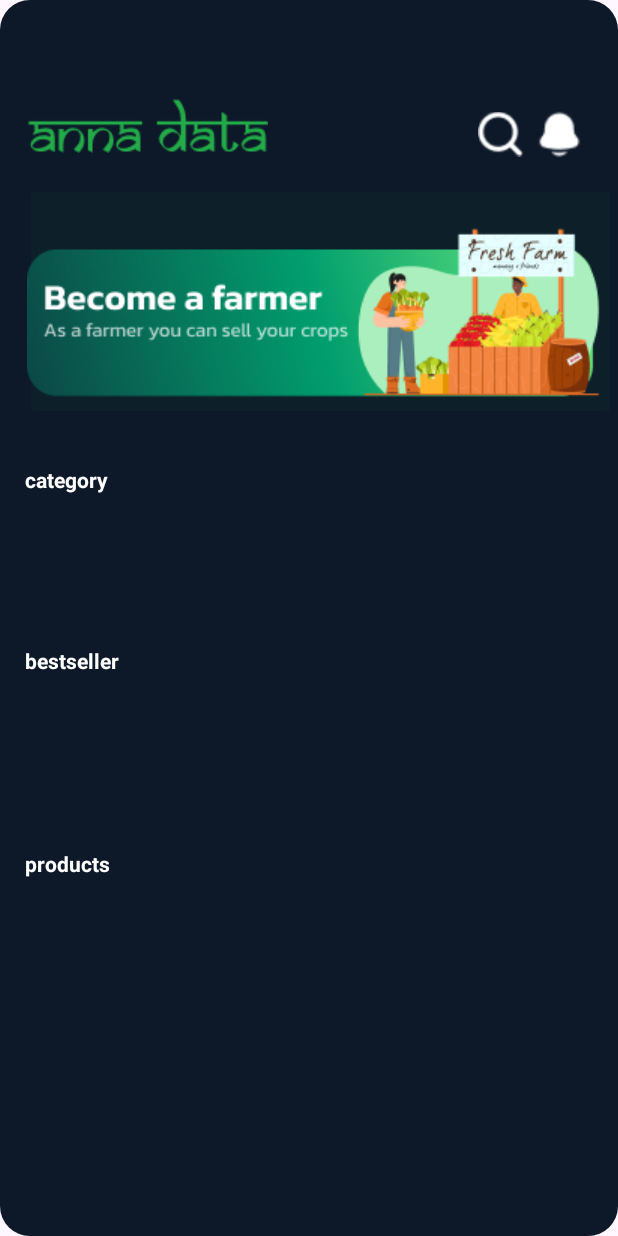
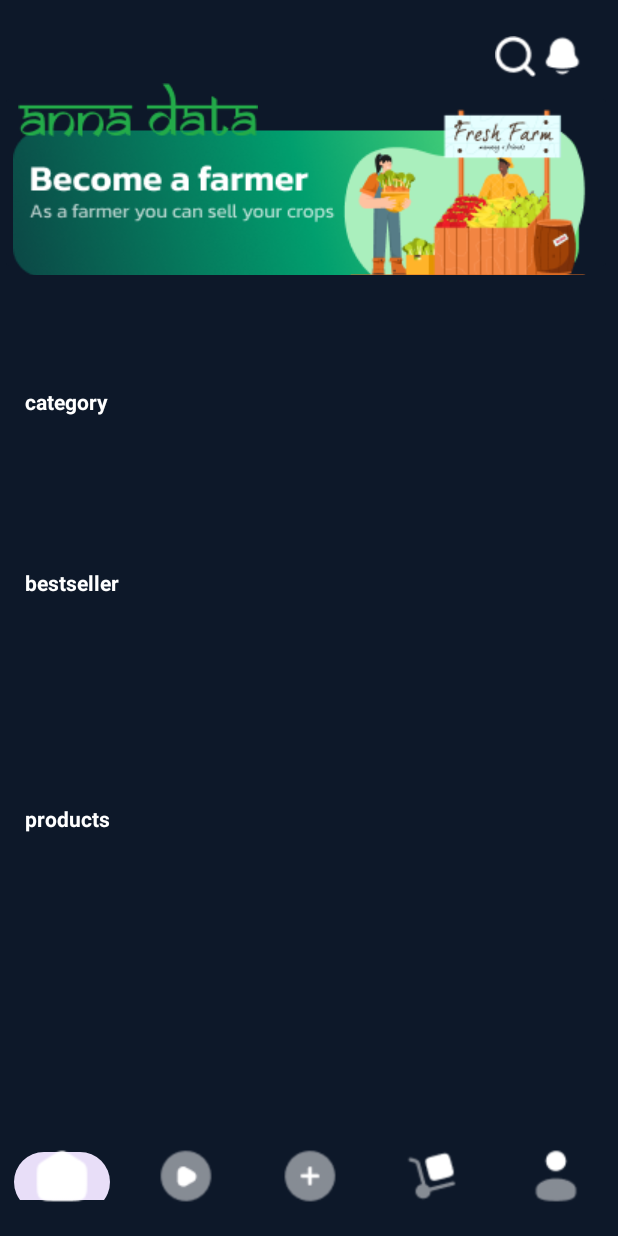
Before and after one commit to satyamsahu1403/farmersapplication, an Android app: the layout dashboard.xml on its own in the app's theme, with its tools: preview values and no code run, on a phone screen of 412 x 824 dp. Run offline under Robolectric (Android 15) with nearby library versions, the phone set to English and light mode, and no system bars.

Commit message:
New update

```diff
--- a/app/src/main/res/layout/dashboard.xml
+++ b/app/src/main/res/layout/dashboard.xml
@@ -4,43 +4,31 @@
     xmlns:tools="http://schemas.android.com/tools"
     android:layout_width="match_parent"
     android:layout_height="match_parent"
-    android:background="@drawable/rounded_dashboard"
+    android:background="#0D1829"
     android:backgroundTint="#0D1829">
 
-    <ImageView
-        android:id="@+id/imageView12"
-        android:layout_width="42dp"
-        android:layout_height="34dp"
-        android:layout_marginStart="351dp"
-        android:layout_marginTop="26dp"
-        android:layout_marginEnd="18dp"
-        android:layout_marginBottom="671dp"
+    <TextView
+        android:id="@+id/productstext"
+        android:layout_width="142dp"
+        android:layout_height="28dp"
+        android:layout_marginStart="16dp"
+        android:layout_marginTop="460dp"
+        android:layout_marginEnd="253dp"
+        android:layout_marginBottom="184dp"
+        android:text="products"
+        android:textColor="#FFFFFF"
+        android:textStyle="bold"
         app:layout_constraintBottom_toBottomOf="parent"
         app:layout_constraintEnd_toEndOf="parent"
         app:layout_constraintStart_toStartOf="parent"
-        app:layout_constraintTop_toTopOf="parent"
-        app:srcCompat="@drawable/bell" />
-
-    <ImageView
-        android:id="@+id/imageView11"
-        android:layout_width="wrap_content"
-        android:layout_height="wrap_content"
-        android:layout_marginStart="18dp"
-        android:layout_marginTop="19dp"
-        android:layout_marginEnd="233dp"
-        android:layout_marginBottom="676dp"
-        app:layout_constraintBottom_toBottomOf="parent"
-        app:layout_constraintEnd_toEndOf="parent"
-        app:layout_constraintStart_toStartOf="parent"
-        app:layout_constraintTop_toTopOf="parent"
-        app:srcCompat="@drawable/annadata" />
+        app:layout_constraintTop_toTopOf="parent" />
 
     <TextView
         android:id="@+id/bestdellertext"
         android:layout_width="142dp"
         android:layout_height="28dp"
         android:layout_marginStart="16dp"
-        android:layout_marginTop="384dp"
+        android:layout_marginTop="280dp"
         android:layout_marginEnd="253dp"
         android:layout_marginBottom="319dp"
         android:text="bestseller"
@@ -52,42 +40,11 @@
         app:layout_constraintTop_toTopOf="parent" />
 
     <TextView
-        android:id="@+id/productstext"
-        android:layout_width="142dp"
-        android:layout_height="28dp"
-        android:layout_marginStart="16dp"
-        android:layout_marginTop="519dp"
-        android:layout_marginEnd="253dp"
-        android:layout_marginBottom="184dp"
-        android:text="products"
-        android:textColor="#FFFFFF"
-        android:textStyle="bold"
-        app:layout_constraintBottom_toBottomOf="parent"
-        app:layout_constraintEnd_toEndOf="parent"
-        app:layout_constraintStart_toStartOf="parent"
-        app:layout_constraintTop_toTopOf="parent" />
-
-    <ImageButton
-        android:id="@+id/imageButton"
-        android:layout_width="394dp"
-        android:layout_height="158dp"
-        android:layout_marginStart="16dp"
-        android:layout_marginTop="75dp"
-        android:layout_marginEnd="1dp"
-        android:layout_marginBottom="498dp"
-        android:backgroundTint="#0D1F29"
-        app:layout_constraintBottom_toBottomOf="parent"
-        app:layout_constraintEnd_toEndOf="parent"
-        app:layout_constraintStart_toStartOf="parent"
-        app:layout_constraintTop_toTopOf="parent"
-        app:srcCompat="@drawable/group16" />
-
-    <TextView
         android:id="@+id/categorytext"
         android:layout_width="142dp"
         android:layout_height="28dp"
         android:layout_marginStart="16dp"
-        android:layout_marginTop="263dp"
+        android:layout_marginTop="160dp"
         android:layout_marginEnd="253dp"
         android:layout_marginBottom="440dp"
         android:text="category"
@@ -98,19 +55,72 @@
         app:layout_constraintStart_toStartOf="parent"
         app:layout_constraintTop_toTopOf="parent" />
 
+    <com.google.android.material.bottomnavigation.BottomNavigationView
+        android:id="@+id/bottomNavigationView"
+        android:layout_width="match_parent"
+        android:layout_height="wrap_content"
+        app:backgroundTint="#0D1829"
+        app:itemHorizontalTranslationEnabled="false"
+        app:itemIconSize="@dimen/navbar_icon"
+        app:itemIconTint="@color/white"
+        app:labelVisibilityMode="unlabeled"
+        app:layout_constraintBottom_toBottomOf="parent"
+        app:layout_constraintEnd_toEndOf="parent"
+        app:layout_constraintStart_toStartOf="parent"
+        app:menu="@menu/bottom" />
+
     <ImageView
-        android:id="@+id/imageView13"
+        android:id="@+id/bellicon"
         android:layout_width="30dp"
-        android:layout_height="33dp"
-        android:layout_marginStart="318dp"
-        android:layout_marginTop="26dp"
-        android:layout_marginEnd="63dp"
-        android:layout_marginBottom="672dp"
+        android:layout_height="36dp"
+        android:layout_marginStart="360dp"
+        android:layout_marginTop="19dp"
+        app:layout_constraintStart_toStartOf="parent"
+        app:layout_constraintTop_toTopOf="parent"
+        app:srcCompat="@drawable/bell" />
+
+    <ImageView
+        android:id="@+id/searchicon"
+        android:layout_width="27dp"
+        android:layout_height="35dp"
+        android:layout_marginStart="330dp"
+        android:layout_marginTop="20dp"
+        app:layout_constraintStart_toStartOf="parent"
+        app:layout_constraintTop_toTopOf="parent"
+        app:srcCompat="@drawable/searchlens" />
+
+    <ImageButton
+        android:id="@+id/banner"
+        android:layout_width="408dp"
+        android:layout_height="123dp"
+        android:layout_marginTop="60dp"
+        android:backgroundTint="#0D1829"
+        app:layout_constraintStart_toStartOf="parent"
+        app:layout_constraintTop_toTopOf="parent"
+        app:srcCompat="@drawable/group16" />
+
+    <ImageView
+        android:id="@+id/annadatatext"
+        android:layout_width="wrap_content"
+        android:layout_height="wrap_content"
+        android:layout_marginEnd="228dp"
+        android:layout_marginBottom="677dp"
+        android:backgroundTint="#0D1829"
         app:layout_constraintBottom_toBottomOf="parent"
         app:layout_constraintEnd_toEndOf="parent"
         app:layout_constraintStart_toStartOf="parent"
         app:layout_constraintTop_toTopOf="parent"
-        app:srcCompat="@drawable/searchlens" />
+        app:srcCompat="@drawable/annadata" />
 
+    <FrameLayout
+        android:layout_width="0dp"
+        android:layout_height="0dp"
+        app:layout_constraintBottom_toBottomOf="parent"
+        app:layout_constraintEnd_toEndOf="parent"
+        app:layout_constraintHorizontal_bias="0.0"
+        app:layout_constraintStart_toStartOf="parent"
+        app:layout_constraintTop_toTopOf="parent">
+
+    </FrameLayout>
 
 </androidx.constraintlayout.widget.ConstraintLayout>
```
